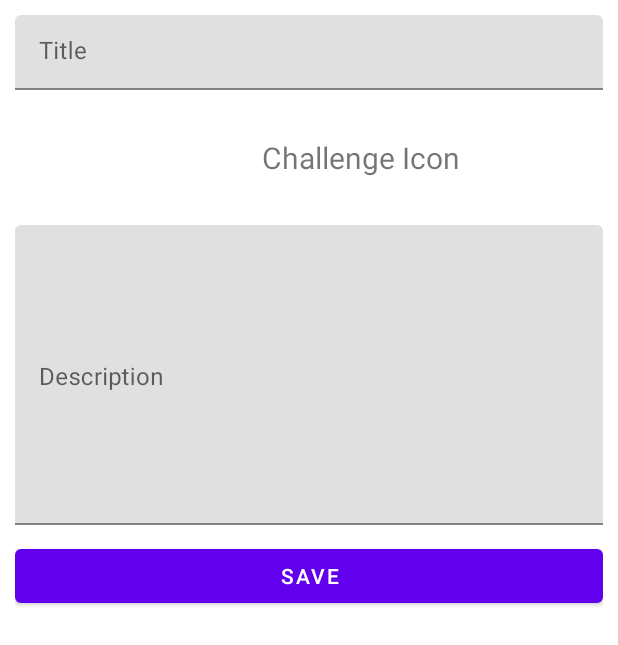
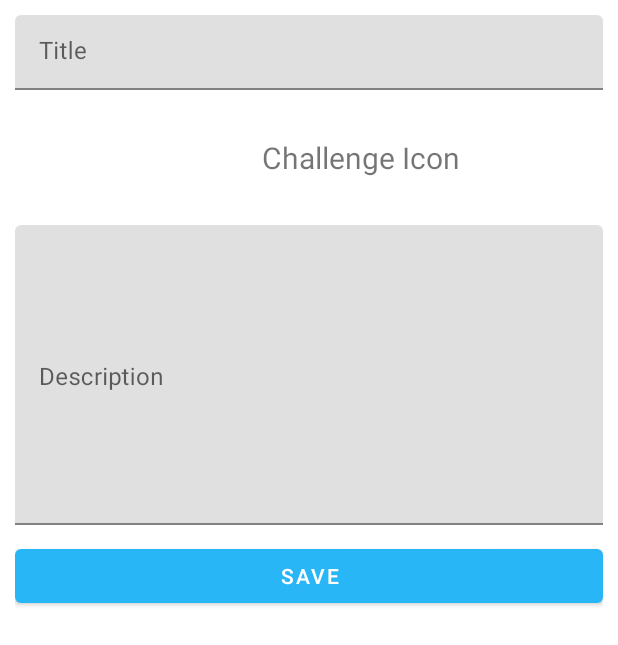
Before and after one commit to serhohuk/30_Days_Challenge, an Android app: the CreateChallengeFragment screen opened through its navigation route, on a phone screen of 412 x 824 dp. Shown: the top 645 px of the screen. Run offline under Robolectric (Android 15) with nearby library versions, the phone set to English and light mode, and no system bars; 1 statement that could not run was skipped.

Commit message:
new color gamma

```diff
--- a/app/src/main/res/layout/challenge_item_layout.xml
+++ b/app/src/main/res/layout/challenge_item_layout.xml
@@ -9,6 +9,7 @@
 
     <com.google.android.material.card.MaterialCardView
         android:layout_width="155dp"
+        android:elevation="20dp"
         android:layout_height="wrap_content"
         android:layout_marginBottom="10dp">
 
--- a/app/src/main/res/layout/create_challenge_fragment_layout.xml
+++ b/app/src/main/res/layout/create_challenge_fragment_layout.xml
@@ -1,7 +1,6 @@
 <?xml version="1.0" encoding="utf-8"?>
 <androidx.constraintlayout.widget.ConstraintLayout xmlns:android="http://schemas.android.com/apk/res/android"
     xmlns:app="http://schemas.android.com/apk/res-auto"
-    xmlns:tools="http://schemas.android.com/tools"
     android:layout_width="match_parent"
     android:layout_height="match_parent"
     android:padding="10dp">
@@ -11,7 +10,7 @@
         style="@style/Widget.MaterialComponents.TextInputLayout.FilledBox"
         android:layout_width="match_parent"
         android:layout_height="50dp"
-        android:hint="Title"
+        android:hint="@string/title"
         app:layout_constraintEnd_toEndOf="parent"
         app:layout_constraintHorizontal_bias="0.5"
         app:layout_constraintStart_toStartOf="parent"
@@ -38,13 +37,13 @@
             android:id="@+id/iv_challenge"
             android:layout_width="70dp"
             android:layout_height="70dp"
-             />
+         />
 
         <TextView
             android:layout_width="match_parent"
             android:layout_height="wrap_content"
             android:gravity="center"
-            android:text="Challenge Icon"
+            android:text="@string/challenge_icon"
             android:layout_gravity="center"
             android:textSize="20sp"
             app:layout_constraintBottom_toBottomOf="@+id/selector_img"
@@ -61,7 +60,7 @@
         android:layout_width="match_parent"
         android:layout_height="200dp"
         android:layout_marginTop="10dp"
-        android:hint="Description"
+        android:hint="@string/description"
         app:layout_constraintEnd_toEndOf="parent"
         app:layout_constraintHorizontal_bias="0.5"
         app:layout_constraintStart_toStartOf="parent"
@@ -79,7 +78,7 @@
         android:layout_width="match_parent"
         android:layout_height="wrap_content"
         android:layout_marginTop="10dp"
-        android:text="Save"
+        android:text="@string/save"
         app:layout_constraintTop_toBottomOf="@id/tv_description"
         />
 
--- a/app/src/main/res/layout/profile_fragment_layout.xml
+++ b/app/src/main/res/layout/profile_fragment_layout.xml
@@ -3,7 +3,7 @@
     android:layout_width="match_parent"
     xmlns:app="http://schemas.android.com/apk/res-auto"
     android:orientation="vertical"
-    android:background="@color/colorBlueBell"
+    android:background="@color/background"
     android:layout_height="match_parent">
 
     <com.google.android.material.textfield.TextInputLayout
@@ -45,7 +45,7 @@
         android:layout_width="match_parent"
         android:layout_height="wrap_content"
         android:layout_marginHorizontal="50dp"
-        android:text="Confirm"
-        android:backgroundTint="@color/colorPurpleNavy"/>
+        android:text="@string/confirm"
+        android:backgroundTint="@color/colorPrimaryDark"/>
 
 </LinearLayout>
--- a/app/src/main/res/values/colors.xml
+++ b/app/src/main/res/values/colors.xml
@@ -1,19 +1,22 @@
 <?xml version="1.0" encoding="utf-8"?>
 <resources>
-    <color name="colorPrimary">#6200EE</color>
-    <color name="colorPrimaryDark">#3700B3</color>
-    <color name="colorAccent">#03DAC5</color>
+    <color name="colorPrimary">#29B6F6</color>
+    <color name="colorPrimaryDark">#0277BD</color>
+    <color name="colorAccent">#81D4FA</color>
     <color name="colorLiberty">#655BA6</color>
     <color name="colorLibertyBlack">#5C529C</color>
     <color name="colorRaisinBlack">#2B2B2E</color>
     <color name="colorPurpleNavy">#5C5587</color>
     <color name="colorBlueBell">#9B91DB</color>
     <color name="colorIndependence">#44405B</color>
+    <color name="full_white">#FFFFFF</color>
+    <color name="background">@color/full_white</color>
 
     <!-- DayState colors  -->
-
     <color name="color_state_empty">#CD4D78</color>
     <color name="color_state_complete">#5BE35D</color>
     <color name="color_state_skip">#76A88A</color>
     <color name="color_state_today">#0092CC</color>
+
+
 </resources>
--- a/app/src/main/res/values/strings.xml
+++ b/app/src/main/res/values/strings.xml
@@ -11,5 +11,9 @@
     <string name="fill_title">Please fill title field</string>
     <string name="choose_image">Please choose image</string>
     <string name="add_new_challenge">Add new challenge</string>
-
+    <string name="title">Title</string>
+    <string name="description">Description</string>
+    <string name="save">Save</string>
+    <string name="challenge_icon">Challenge Icon</string>
+    <string name="confirm">Confirm</string>
 </resources>
```
Also changed, not shown: app/src/main/res/layout/edit_challenge_fragment_layout.xml (+4 -4 lines).
